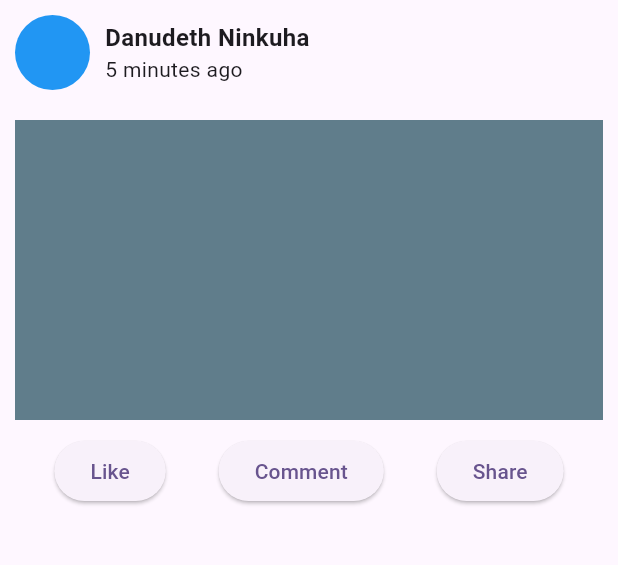
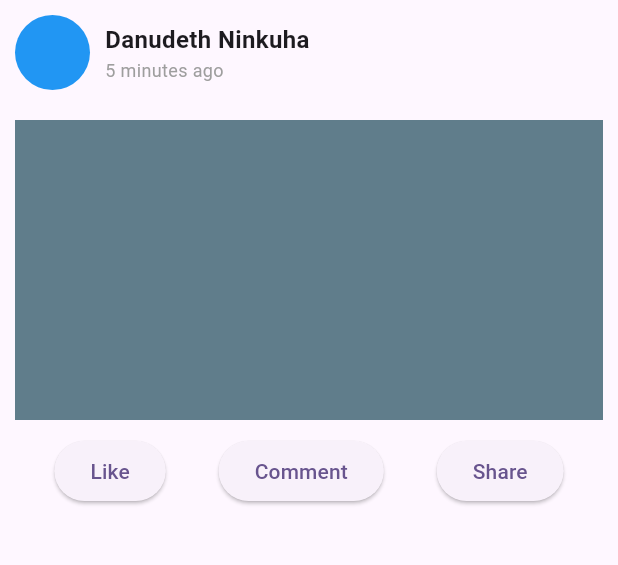
Before and after one commit to Danudeth/my_flutter_app, a Flutter app: the Feed screen opened directly, on a phone screen of 412 x 824 dp, the part 84-649 px from its top. Run offline on Flutter 3.47's test engine with Material 3 defaults, Android fonts, the phone set to English and light mode, and no system bars.

Commit message:
portal_answer

```diff
--- a/lib/main.dart
+++ b/lib/main.dart
@@ -1,7 +1,5 @@
 import 'package:flutter/material.dart';
 import 'package:my_flutter_app/first_page.dart';
-import 'package:my_flutter_app/homepage.dart';
-import 'package:my_flutter_app/second_page.dart';
 
 void main() {
   runApp(const MyApp());
--- a/lib/page_answer/answer2.dart
+++ b/lib/page_answer/answer2.dart
@@ -1,11 +1,11 @@
 import 'package:flutter/material.dart';
 
 void main() {
-  runApp(const MyApp());
+  runApp(const Answer2());
 }
 
-class MyApp extends StatelessWidget {
-  const MyApp({super.key});
+class Answer2 extends StatelessWidget {
+  const Answer2({super.key});
 
   // This widget is the root of your application.
   @override
@@ -17,32 +17,22 @@ class MyApp extends StatelessWidget {
           colorScheme: ColorScheme.fromSeed(seedColor: Colors.deepPurple),
           useMaterial3: true,
         ),
-        home: Feed());
-  }
-}
-
-class Feed extends StatelessWidget {
-  const Feed({super.key});
-
-  @override
-  Widget build(BuildContext context) {
-    return Scaffold(
+        home: Scaffold(
             appBar: AppBar(
               title: const Text('Social Media Post'),
+              leading: ElevatedButton(onPressed: (){
+                Navigator.pop(context);
+              },
+              style: TextButton.styleFrom(
+                backgroundColor: Colors.transparent,
+                shadowColor: Colors.transparent,
+                padding: EdgeInsets.zero,
+                iconColor: Colors.black,
+              ),
+              child: Icon(Icons.arrow_back_ios_new_rounded)),
               backgroundColor: Colors.orange,
             ),
-        body: ListView(
-          children: [CardFeed()],
-        ));
-  }
-}
-
-class CardFeed extends StatelessWidget {
-  const CardFeed({super.key, name});
-
-  @override
-  Widget build(BuildContext context) {
-    return Column(
+            body: Column(
               children: [
                 Row(
                   children: [
@@ -65,7 +55,10 @@ class CardFeed extends StatelessWidget {
                                     fontWeight: FontWeight.w700, fontSize: 16)),
                           ),
                           Container(
-                    child: Text('5 minutes ago'),
+                            child: Text('5 minutes ago',style: TextStyle(
+                              fontSize: 12,
+                              color: Colors.grey,
+                            )),
                           ),
                         ],
                       ),
@@ -90,6 +83,6 @@ class CardFeed extends StatelessWidget {
                 ),
                 SizedBox(height: 10),
               ],
-    );
+            )));
   }
 }
--- /dev/null
+++ b/lib/page_answer/answer2_2.dart
@@ -0,0 +1,98 @@
+import 'package:flutter/material.dart';
+
+void main() {
+  runApp(const Answer2_2());
+}
+
+class Answer2_2 extends StatelessWidget {
+  const Answer2_2({super.key});
+
+  // This widget is the root of your application.
+  @override
+  Widget build(BuildContext context) {
+    return MaterialApp(
+        title: 'Flutter Demo',
+        debugShowCheckedModeBanner: false,
+        theme: ThemeData(
+          colorScheme: ColorScheme.fromSeed(seedColor: Colors.deepPurple),
+          useMaterial3: true,
+        ),
+        home: Feed());
+  }
+}
+
+class Feed extends StatelessWidget {
+  const Feed({super.key});
+
+  @override
+  Widget build(BuildContext context) {
+    return Scaffold(
+        appBar: AppBar(
+          title: const Text('Social Media Post'),
+          backgroundColor: Colors.orange,
+        ),
+        body: ListView(
+          children: [CardFeed()],
+        ));
+  }
+}
+
+class CardFeed extends StatelessWidget {
+  const CardFeed({super.key, name});
+
+  @override
+  Widget build(BuildContext context) {
+    return Column(
+      children: [
+        Row(
+          children: [
+            Container(
+              margin: const EdgeInsets.all(10),
+              width: 50,
+              height: 50,
+              decoration: BoxDecoration(
+                borderRadius: BorderRadius.circular(50),
+                color: Colors.blue,
+              ),
+            ),
+            Container(
+              child: Column(
+                crossAxisAlignment: CrossAxisAlignment.start,
+                children: [
+                  Container(
+                    child: Text('Danudeth Ninkuha',
+                        style: TextStyle(
+                            fontWeight: FontWeight.w700, fontSize: 16)),
+                  ),
+                  Container(
+                    child: Text('5 minutes ago',style: TextStyle(
+                              fontSize: 12,
+                              color: Colors.grey,
+                    )),
+                  ),
+                ],
+              ),
+            ),
+          ],
+        ),
+        Container(
+          margin: const EdgeInsets.all(10),
+          width: double.infinity,
+          height: 200,
+          color: Colors.blueGrey,
+        ),
+        Row(
+          mainAxisAlignment: MainAxisAlignment.spaceBetween,
+          children: [
+            SizedBox(width: 1),
+            ElevatedButton(onPressed: () {}, child: Text('Like')),
+            ElevatedButton(onPressed: () {}, child: Text('Comment')),
+            ElevatedButton(onPressed: () {}, child: Text('Share')),
+            SizedBox(width: 1),
+          ],
+        ),
+        SizedBox(height: 10),
+      ],
+    );
+  }
+}
--- a/lib/page_answer/answer3.dart
+++ b/lib/page_answer/answer3.dart
@@ -1,11 +1,11 @@
 import 'package:flutter/material.dart';
 
 void main() {
-  runApp(const MyApp());
+  runApp(const Answer3());
 }
 
-class MyApp extends StatelessWidget {
-  const MyApp({super.key});
+class Answer3 extends StatelessWidget {
+  const Answer3({super.key});
 
   // This widget is the root of your application.
   @override
@@ -20,6 +20,16 @@ class MyApp extends StatelessWidget {
         home: Scaffold(
           appBar: AppBar(
             title: const Text('Product Layout'),
+            leading: ElevatedButton(onPressed: (){
+              Navigator.pop(context);
+            },
+            style: TextButton.styleFrom(
+              backgroundColor: Colors.transparent,
+              shadowColor: Colors.transparent,
+              padding: EdgeInsets.zero,
+              iconColor: Colors.black,
+            ),
+            child: Icon(Icons.arrow_back_ios_new_rounded)),
             backgroundColor: Colors.orange,
           ),
           body: Column(
--- a/lib/page_answer/answer4.dart
+++ b/lib/page_answer/answer4.dart
@@ -1,11 +1,11 @@
 import 'package:flutter/material.dart';
 
 void main() {
-  runApp(const MyApp());
+  runApp(const Answer4());
 }
 
-class MyApp extends StatelessWidget {
-  const MyApp({super.key});
+class Answer4 extends StatelessWidget {
+  const Answer4({super.key});
 
   // This widget is the root of your application.
   @override
@@ -20,6 +20,16 @@ class MyApp extends StatelessWidget {
         home: Scaffold(
           appBar: AppBar(
             title: const Text('Profile Page'),
+            leading: ElevatedButton(onPressed: (){
+              Navigator.pop(context);
+            },
+            style: TextButton.styleFrom(
+              backgroundColor: Colors.transparent,
+              shadowColor: Colors.transparent,
+              padding: EdgeInsets.zero,
+              iconColor: Colors.black,
+            ),
+            child: Icon(Icons.arrow_back_ios_new_rounded)),
             backgroundColor: Colors.orange,
           ),
           body: Column(
@@ -89,7 +99,7 @@ class MyApp extends StatelessWidget {
                         padding: EdgeInsets.all(10),
                       ),
                       Icon(
-                        Icons.pin_drop_rounded,
+                        Icons.fmd_good_rounded,
                         color: Colors.blue,
                       ),
                       Container(
```
Also changed, not shown: lib/page_answer/answer1.dart (+15 -3 lines), lib/page_answer/portal_answer.dart (added, +92 -0 lines). Lines whose indentation alone changed are shown as unchanged.
